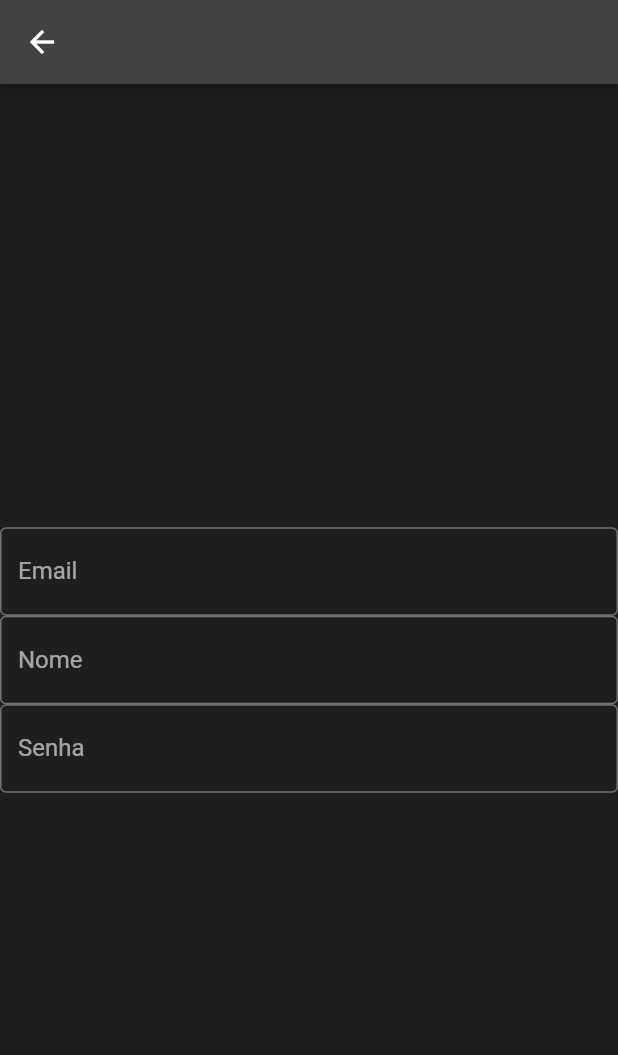
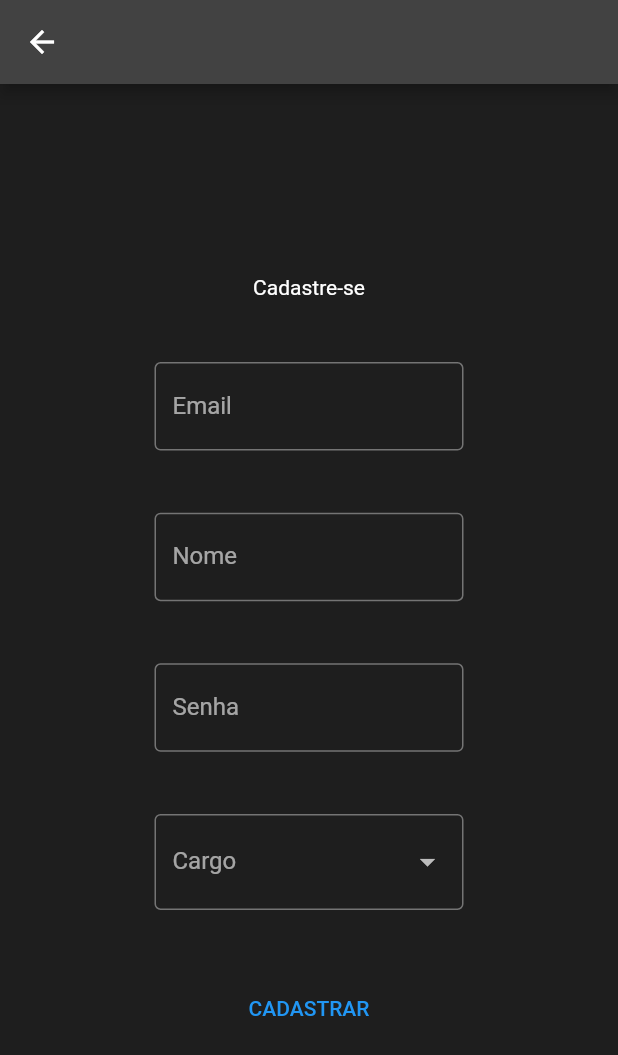
Before and after one commit to MacaroniPenguinXastre/FrontEndTarefa7, a Flutter app: the registerPage screen opened directly, on a phone screen of 412 x 824 dp. Shown: the top 1055 px of the screen. Run offline on Flutter 3.47's test engine with Material 2 defaults, Android fonts, the phone set to English and light mode, and no system bars.

Commit message:
FEATURE/REGISTER_USER: registro do usuário está funcionando.

```diff
--- a/lib/main.dart
+++ b/lib/main.dart
@@ -5,6 +5,7 @@ import 'package:flutter/cupertino.dart';
 import 'package:flutter/material.dart';
 import 'package:login_page/model/HomePage.dart';
 import 'package:http/http.dart' as http;
+import 'model/RegisterPage.dart';
 import 'model/user.dart';
 
 void main() {
@@ -33,54 +34,6 @@ class MainPage extends StatefulWidget{
   State<MainPage> createState() {
     return LoginPage();
   }
-}
-
-class registerPage extends StatelessWidget{
-  @override
-  Widget build(BuildContext context) {
-    final largura = MediaQuery.of(context).size.width;
-    final altura = MediaQuery.of(context).size.height;
-    final errorMessage error = errorMessage();
-    return Scaffold(
-      appBar: AppBar(
-
-      ),
-      body: Container(
-        width: largura,
-        height: altura,
-        color: Colors.black38,
-        child: Form(
-          child: Column(
-            mainAxisAlignment: MainAxisAlignment.center,
-            mainAxisSize: MainAxisSize.min,
-            children: [
-              TextFormField(
-                decoration: const InputDecoration(
-                  labelText: 'Email',
-                    border: OutlineInputBorder()
-                ),
-              ),
-              TextFormField(
-                decoration: const InputDecoration(
-                  labelText: 'Nome',
-                  border: OutlineInputBorder()
-                ),
-              ),
-              TextFormField(
-                obscureText: true,
-                decoration: const InputDecoration(
-                    labelText: 'Senha',
-                    border: OutlineInputBorder()
-                ),
-              )
-              //TODO: Criar o resto dos campos, com uma dropbox para cargo.
-            ],
-          ),
-        ),
-      ),
-    );
-  }
-
 }
 
 class LoginPage extends State<MainPage>{
--- /dev/null
+++ b/lib/model/RegisterPage.dart
@@ -0,0 +1,121 @@
+import 'dart:convert';
+import 'package:http/http.dart' as http;
+import 'package:flutter/material.dart';
+import 'package:login_page/model/user.dart';
+
+import '../main.dart';
+
+class registerPage extends StatelessWidget{
+  UserCargo? selectedCargo;
+  final TextEditingController emailController = TextEditingController();
+  final TextEditingController nomeController = TextEditingController();
+  final TextEditingController passwordController = TextEditingController();
+  final url = Uri.parse('http://localhost:8888/public/register');
+
+  registerPage({super.key});
+
+
+  List<DropdownMenuItem<UserCargo>> _buildCargoDropdownMenuItems() {
+    return UserCargo.values.map((UserCargo cargo) {
+      return DropdownMenuItem<UserCargo>(
+        value: cargo,
+        child: Text(cargo.toString()),
+      );
+    }).toList();
+  }
+
+  void sendUser() async {
+    String email = emailController.text;
+    String nome = nomeController.text;
+    String password = passwordController.text;
+    String cargo = selectedCargo.toString().split('.').last;
+    RegisterUser newUser = RegisterUser(nome,email,password,cargo);
+
+    String jsonUser = jsonEncode(newUser.toJson());
+
+    http.Response response = await http.post(url,
+      headers: {'Content-Type': 'application/json'},
+      body: jsonUser
+    );
+
+    if(response.statusCode == 200){
+      print('Cadastro feito com sucesso');
+      return;
+    }
+  }
+
+
+
+  @override
+  Widget build(BuildContext context) {
+    final List<UserCargo> cargoOptions = UserCargo.values.toList();
+
+    final largura = MediaQuery.of(context).size.width;
+    final altura = MediaQuery.of(context).size.height;
+    final errorMessage error = errorMessage();
+    return Scaffold(
+      appBar: AppBar(
+
+      ),
+      body: Container(
+        width: largura,
+        height: altura,
+        color: Colors.black38,
+        child: FractionallySizedBox(
+          widthFactor: 0.5,
+          child: Form(
+            child: Column(
+              mainAxisAlignment: MainAxisAlignment.center,
+              children: [
+                const Text('Cadastre-se'),
+                const Spacer(),
+                Flexible(flex: 3, child: TextFormField(
+                  decoration: const InputDecoration(
+                      labelText: 'Email',
+                      border: OutlineInputBorder()
+                  ),
+                  controller: emailController,
+                )),
+                const Spacer(),
+                Flexible(flex: 3,child: TextFormField(
+                  decoration: const InputDecoration(
+                      labelText: 'Nome',
+                      border: OutlineInputBorder()
+                  ),
+                  controller: nomeController,
+                ),),
+                const Spacer(),
+                Flexible(flex: 3, child: TextFormField(
+                  obscureText: true,
+                  decoration: const InputDecoration(
+                      labelText: 'Senha',
+                      border: OutlineInputBorder()
+                  ),
+                  controller: passwordController,
+                )),
+                const Spacer(),
+                Flexible(flex:3, child: DropdownButtonFormField<UserCargo>(
+                  value: selectedCargo,
+                  items: cargoOptions.map((cargo) {
+                    return DropdownMenuItem<UserCargo>(
+                      value: cargo,
+                      child: Text(cargo.toString().split('.').last),
+                    );
+                  }).toList(),
+                  onChanged: (UserCargo? newValue) {
+                    selectedCargo = newValue;
+                  },
+                  decoration: const InputDecoration(
+                      labelText: 'Cargo', border: OutlineInputBorder()),
+                )),
+                const Spacer(),
+                TextButton(onPressed: sendUser, child: const Text('CADASTRAR'))
+              ],
+            ),
+          ),
+        ),
+      ),
+    );
+  }
+
+}
--- a/lib/model/user.dart
+++ b/lib/model/user.dart
@@ -8,15 +8,15 @@ class LoginDTO{
 
    LoginDTO(this.email, this.password);
 }
-
+//Cargo ADM fica restrito a ADM
 enum UserCargo{
-   ALUNO,ADM,MENTOR,EMPRESA_PARCEIRA
+   ALUNO,MENTOR,EMPRESA_PARCEIRA
 }
 
 
 //Por questões de segurança, senha NÃO é armazenada.
 class User {
-   int id;
+   int? id;
    String cargo;
    String email;
    String nome;
@@ -40,3 +40,22 @@ class User {
       };
    }
 }
+
+class RegisterUser{
+   String nome;
+   String email;
+   String senha;
+   String cargo;
+
+
+   RegisterUser(this.nome, this.email, this.senha,this.cargo);
+
+   Map<String, dynamic> toJson() {
+      return {
+         'nome': nome,
+         'email': email,
+         'senha' : senha,
+         'cargo': cargo
+      };
+   }
+}
```
